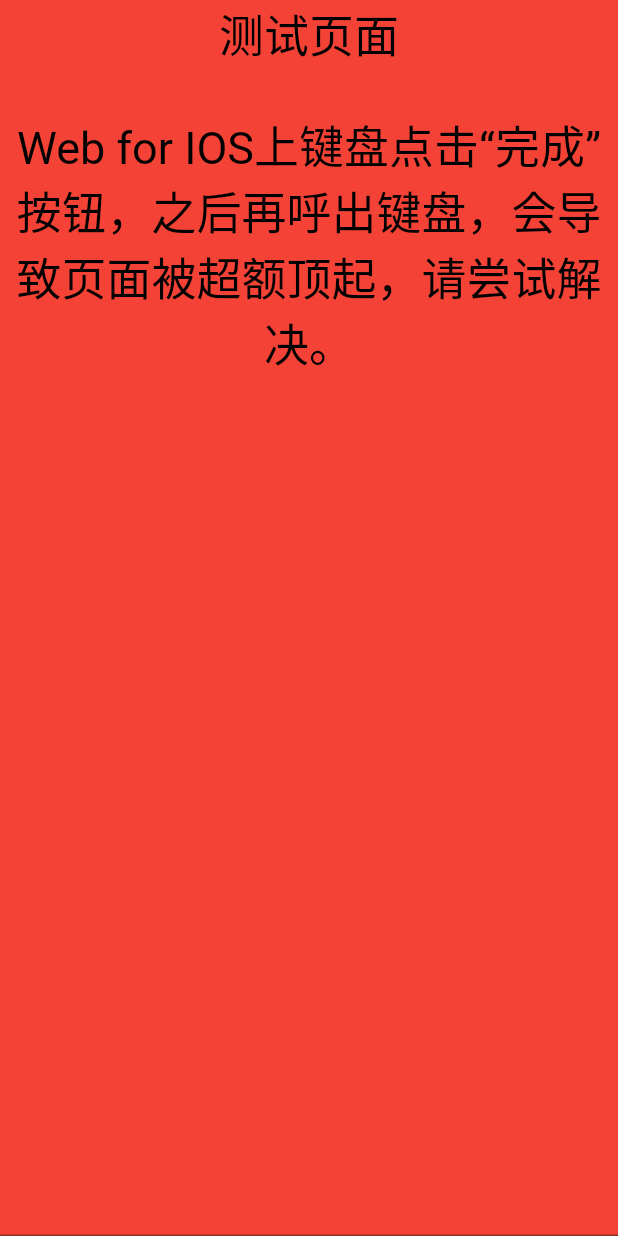
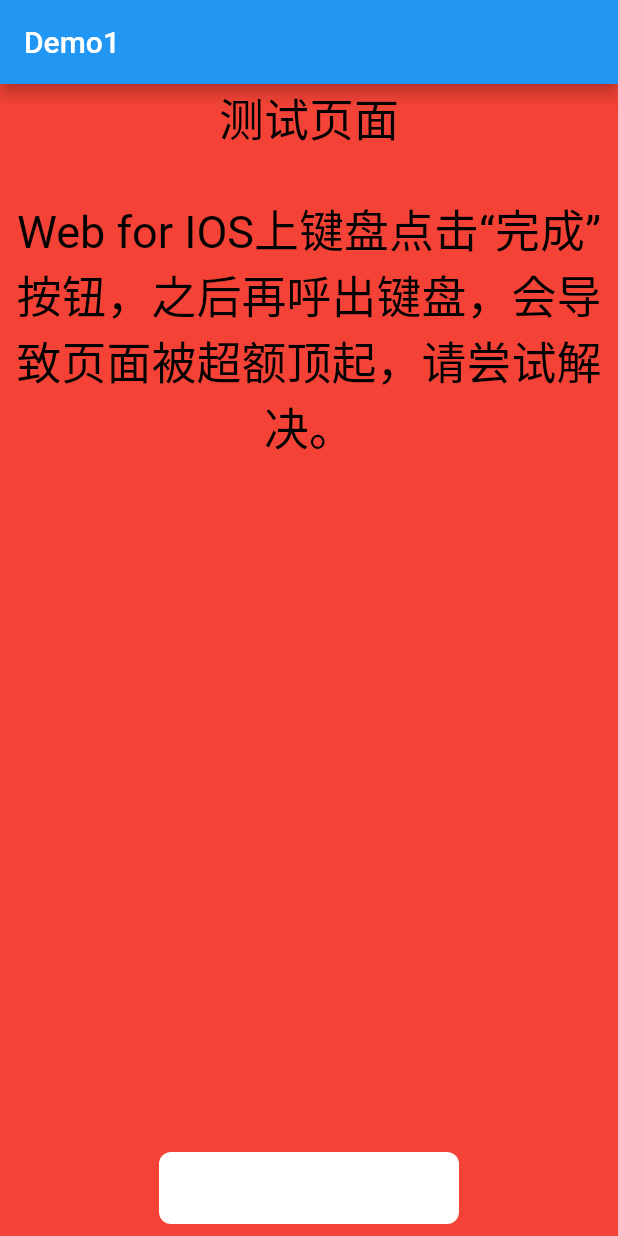
Before and after one commit to jawa0919/f_demo, a Flutter app: the Demo01Page screen opened by its route, on a phone screen of 412 x 824 dp. Run offline on Flutter 3.47's test engine with Material 2 defaults, Android fonts, the phone set to English and light mode, and no system bars; our stand-ins replace go_router.

Commit message:
add Demo

```diff
--- a/lib/demo01_page.dart
+++ b/lib/demo01_page.dart
@@ -6,6 +6,7 @@
   @override
   Widget build(BuildContext context) {
     return Scaffold(
+      appBar: AppBar(title: const Text("Demo1")),
       body: Container(
         color: Colors.red,
         child: Stack(children: [
@@ -26,9 +27,17 @@
           ),
           Align(
               alignment: Alignment.bottomCenter,
-              child: ConstrainedBox(
-                constraints: const BoxConstraints(minWidth: 100),
-                child: const TextField(),
+              child: Container(
+                padding: const EdgeInsets.fromLTRB(8.0, 0, 8.0, 0),
+                margin: const EdgeInsets.all(8.0),
+                decoration: const BoxDecoration(
+                  color: Colors.white,
+                  borderRadius: BorderRadius.all(Radius.circular(8.0)),
+                ),
+                constraints: const BoxConstraints(maxWidth: 200),
+                child: const TextField(
+                  decoration: InputDecoration(border: InputBorder.none),
+                ),
               ))
         ]),
       ),
--- a/lib/demo02_page.dart
+++ b/lib/demo02_page.dart
@@ -6,6 +6,7 @@
   @override
   Widget build(BuildContext context) {
     return Scaffold(
+      appBar: AppBar(title: const Text("Demo2")),
       body: Container(
         color: Colors.green,
         child: Stack(children: [
@@ -18,7 +19,7 @@
               ),
               SizedBox(height: 30),
               Text(
-                "Web 使用 WillPopScope组件时，会引起右滑返回上一页操作出现几秒白屏问题，请尝试解决。",
+                "Web for IOS使用 WillPopScope组件时，会引起右滑返回上一页操作出现几秒白屏问题，请尝试解决。",
                 textAlign: TextAlign.center,
                 style: TextStyle(fontSize: 30, color: Colors.black),
               )
--- a/lib/demo03_page.dart
+++ b/lib/demo03_page.dart
@@ -6,6 +6,7 @@
   @override
   Widget build(BuildContext context) {
     return Scaffold(
+      appBar: AppBar(title: const Text("Demo3")),
       body: Container(
         color: Colors.white,
         child: Stack(children: [
--- a/lib/main.dart
+++ b/lib/main.dart
@@ -18,11 +18,36 @@
   static final routes = [
     GoRoute(
       path: '/',
-      builder: (_, __) => const MyHomePage(title: "Demo List"),
+      pageBuilder: (context, state) => NoTransitionPage(
+        child: const MyHomePage(title: "Demo List"),
+        key: state.pageKey,
+        restorationId: state.pageKey.value,
+      ),
     ),
-    GoRoute(path: '/demo01', builder: (_, __) => const Demo01Page()),
-    GoRoute(path: '/demo02', builder: (_, __) => const Demo02Page()),
-    GoRoute(path: '/demo03', builder: (_, __) => const Demo03Page()),
+    GoRoute(
+      path: '/demo01',
+      pageBuilder: (context, state) => NoTransitionPage(
+        child: const Demo01Page(),
+        key: state.pageKey,
+        restorationId: state.pageKey.value,
+      ),
+    ),
+    GoRoute(
+      path: '/demo02',
+      pageBuilder: (context, state) => NoTransitionPage(
+        child: const Demo02Page(),
+        key: state.pageKey,
+        restorationId: state.pageKey.value,
+      ),
+    ),
+    GoRoute(
+      path: '/demo03',
+      pageBuilder: (context, state) => NoTransitionPage(
+        child: const Demo03Page(),
+        key: state.pageKey,
+        restorationId: state.pageKey.value,
+      ),
+    ),
   ];
 }
 
```
